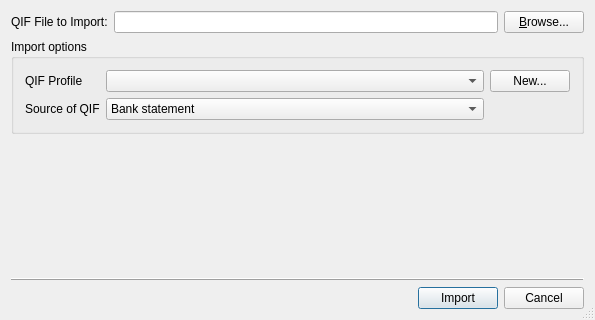
This is kmymoney/dialogs/kimportdlgdecl.ui in KDE/kmymoney as Qt 5 draws it before an edit; both pictures show x 0 to 595 and y 144 to 464 of the 595 by 464 pixel window. The edited form follows.
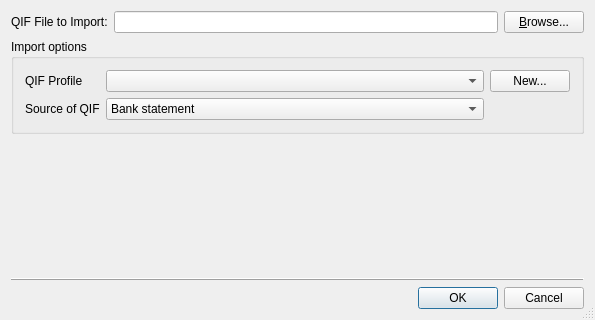
This is the edited form. Custom widgets are drawn as their Qt base class.

Commit message:
Use QDialogButtonBox when possible
Switch few dialogs to QDialogButtonBox instead of manually creating the
buttons of dialogs: this avoids wasting strings in UI files, and to
override them later using KStandardGuiItem elements.

The edit to the form file:
```diff
--- a/kmymoney/dialogs/kimportdlgdecl.ui
+++ b/kmymoney/dialogs/kimportdlgdecl.ui
@@ -163,53 +163,11 @@
     </widget>
    </item>
    <item>
-    <layout class="QHBoxLayout">
-     <property name="spacing">
-      <number>6</number>
+    <widget class="QDialogButtonBox" name="m_buttonBox">
+     <property name="standardButtons">
+      <set>QDialogButtonBox::Cancel|QDialogButtonBox::Ok</set>
      </property>
-     <property name="margin">
-      <number>0</number>
-     </property>
-     <item>
-      <spacer name="Spacer1">
-       <property name="orientation">
-        <enum>Qt::Horizontal</enum>
-       </property>
-       <property name="sizeType">
-        <enum>QSizePolicy::Expanding</enum>
-       </property>
-       <property name="sizeHint" stdset="0">
-        <size>
-         <width>411</width>
-         <height>0</height>
-        </size>
-       </property>
-      </spacer>
-     </item>
-     <item>
-      <widget class="QPushButton" name="m_qbuttonOk">
-       <property name="text">
-        <string>Import</string>
-       </property>
-       <property name="autoDefault">
-        <bool>true</bool>
-       </property>
-       <property name="default">
-        <bool>true</bool>
-       </property>
-      </widget>
-     </item>
-     <item>
-      <widget class="QPushButton" name="m_qbuttonCancel">
-       <property name="text">
-        <string>Cancel</string>
-       </property>
-       <property name="autoDefault">
-        <bool>true</bool>
-       </property>
-      </widget>
-     </item>
-    </layout>
+    </widget>
    </item>
   </layout>
   <zorder>qLabel1</zorder>
```
Left out of the diff: 2 changed lines with no effect on the pictures. The commit also changes 6 other files.
